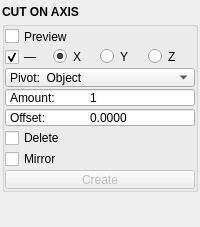
Qt form blendertk/edit_utils/cut_on_axis.ui (m3trik/blendertk) before a commit.
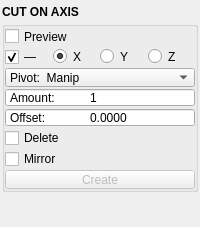
The same form after that commit. Custom widgets are drawn as their Qt base class.

Patch:
```diff
--- a/blendertk/edit_utils/cut_on_axis.ui
+++ b/blendertk/edit_utils/cut_on_axis.ui
@@ -383,6 +383,11 @@
            <property name="frame">
             <bool>true</bool>
            </property>
+           <item>
+            <property name="text">
+             <string>Pivot:  Manip</string>
+            </property>
+           </item>
            <item>
             <property name="text">
              <string>Pivot:  Object</string>
```
Left out of the diff: 4 changed lines with no effect on the pictures.
